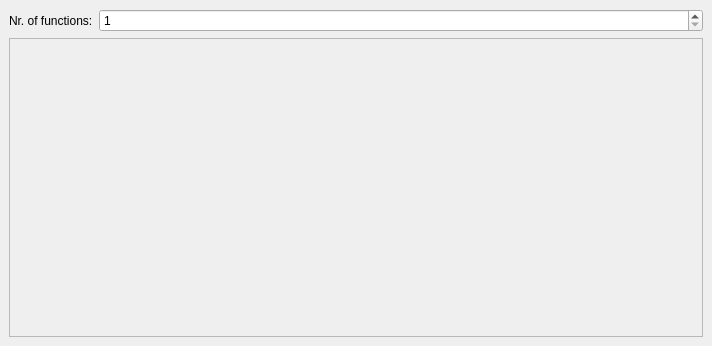
This is src/view/ui/mainwindow.ui in EsGeh/function-graph-explorer as Qt 5 draws it before an edit. The edited form follows.
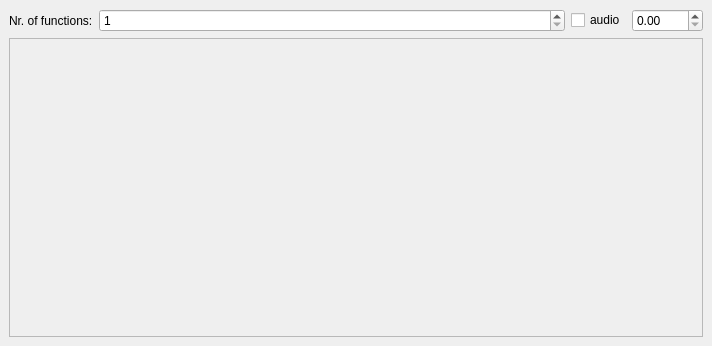
This is the edited form.

Commit message: experimental first draft. Problems: audio clicks on model changes.

```diff
--- a/src/view/ui/mainwindow.ui
+++ b/src/view/ui/mainwindow.ui
@@ -16,7 +16,7 @@
   <widget class="QWidget" name="centralwidget">
    <layout class="QVBoxLayout" name="mainLayout" stretch="0,0">
     <item>
-     <layout class="QHBoxLayout" name="horizontalLayout" stretch="0,1">
+     <layout class="QHBoxLayout" name="horizontalLayout" stretch="0,1,0,0">
       <item>
        <widget class="QLabel" name="label">
         <property name="text">
@@ -37,6 +37,23 @@
         </property>
        </widget>
       </item>
+      <item>
+       <widget class="QCheckBox" name="audioEnabled">
+        <property name="text">
+         <string>audio</string>
+        </property>
+       </widget>
+      </item>
+      <item>
+       <widget class="QDoubleSpinBox" name="time">
+        <property name="maximum">
+         <double>3600.000000000000000</double>
+        </property>
+        <property name="singleStep">
+         <double>0.100000000000000</double>
+        </property>
+       </widget>
+      </item>
      </layout>
     </item>
     <item>
```
Left out of the diff: 12 changed lines with no effect on the pictures. The commit also changes 13 other files.
